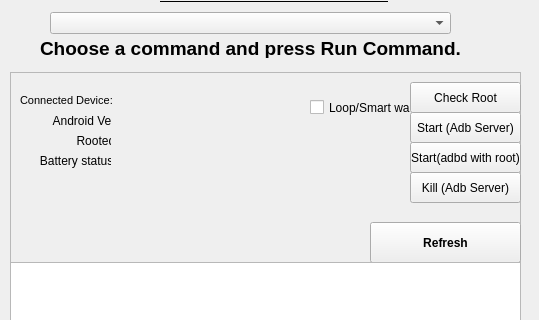
Qt form SampleQT/Android_Unlocker/mainwindow.ui (kenkit/launchers) before a commit; both pictures show x 0 to 539 and y 164 to 484 of the 539 by 660 pixel window.
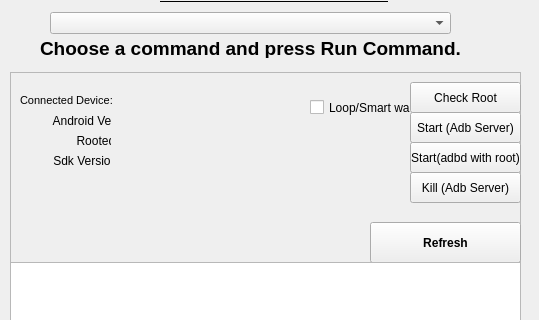
The same form after that commit. Icons and pictures are not drawn.

Commit message: Still going.

```diff
--- a/SampleQT/Android_Unlocker/mainwindow.ui
+++ b/SampleQT/Android_Unlocker/mainwindow.ui
@@ -209,7 +209,7 @@
        </rect>
       </property>
       <property name="text">
-       <string>      Battery status:</string>
+       <string>          Sdk Version</string>
       </property>
      </widget>
      <widget class="QLabel" name="label_6">
```
Left out of the diff: 8 changed lines with no effect on the pictures. The commit also changes 2 other files.
